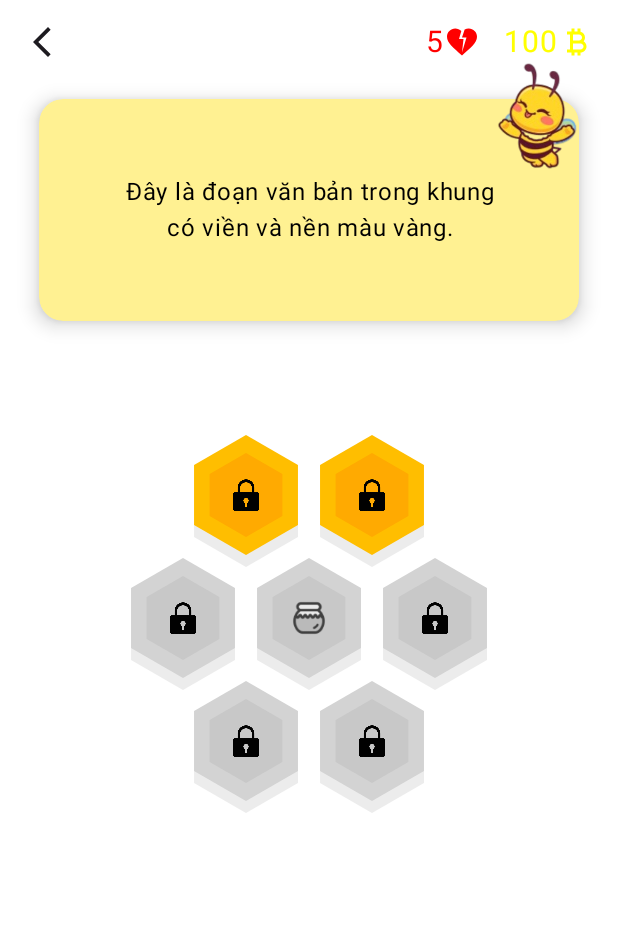
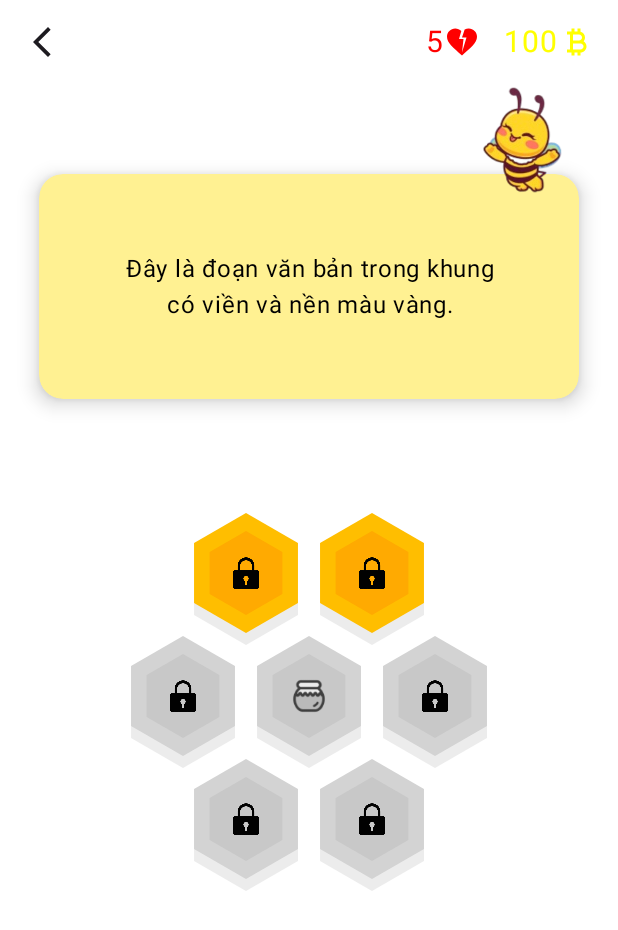
Before and after one commit to Coammcam/BeesLearn, an Android app built with Jetpack Compose: the screen it shows after launch (PracticeOneScreen), on a phone screen of 412 x 824 dp. Shown: the top 930 px of the screen. Run offline under Robolectric (Android 15) with nearby library versions, the phone set to English and light mode, and no system bars.

Commit message:
add BeeAnimaComponent

```diff
--- /dev/null
+++ b/app/src/main/java/fpl/md07/beeslearn/components/BeeAnimaComponent.kt
@@ -0,0 +1,65 @@
+package fpl.md07.beeslearn.components
+
+import androidx.compose.foundation.Image
+import androidx.compose.foundation.layout.Box
+import androidx.compose.foundation.layout.offset
+import androidx.compose.foundation.layout.size
+import androidx.compose.runtime.Composable
+import androidx.compose.runtime.remember
+import androidx.compose.ui.Alignment
+import androidx.compose.ui.Modifier
+import androidx.compose.ui.res.painterResource
+import androidx.compose.ui.unit.dp
+import androidx.compose.ui.graphics.graphicsLayer
+import androidx.compose.animation.core.*
+import androidx.compose.foundation.layout.fillMaxSize
+import androidx.compose.foundation.layout.padding
+import androidx.compose.runtime.getValue
+import androidx.compose.ui.draw.rotate
+import androidx.compose.ui.unit.IntOffset
+import androidx.compose.ui.unit.dp
+import fpl.md07.beeslearn.R
+
+@Composable
+fun BeeAnimaComponent(modifier: Modifier = Modifier) {
+    // Your existing BouncingBeee animation logic here
+    val infiniteTransition = rememberInfiniteTransition()
+
+    val verticalOffset by infiniteTransition.animateFloat(
+        initialValue = 0f,
+        targetValue = 30f,
+        animationSpec = infiniteRepeatable(
+            animation = tween(durationMillis = 1000, easing = FastOutSlowInEasing),
+            repeatMode = RepeatMode.Reverse
+        )
+    )
+
+    val horizontalOffset by infiniteTransition.animateFloat(
+        initialValue = 0f,
+        targetValue = 15f,
+        animationSpec = infiniteRepeatable(
+            animation = tween(durationMillis = 2000, easing = LinearEasing),
+            repeatMode = RepeatMode.Reverse
+        )
+    )
+
+    val rotation by infiniteTransition.animateFloat(
+        initialValue = -5f,
+        targetValue = 5f,
+        animationSpec = infiniteRepeatable(
+            animation = tween(durationMillis = 500, easing = LinearEasing),
+            repeatMode = RepeatMode.Reverse
+        )
+    )
+
+    Box(modifier = modifier) { // Apply the modifier to the Box
+        Image(
+            painter = painterResource(id = R.drawable.ani1_picture), // Replace with your bee image resource
+            contentDescription = "Bouncing Bee",
+            modifier = Modifier
+                .size(100.dp)
+                .offset(x = horizontalOffset.dp, y = -verticalOffset.dp)
+                .rotate(rotation)
+        )
+    }
+}
--- a/app/src/main/java/fpl/md07/beeslearn/components/TextBoxComponent.kt
+++ b/app/src/main/java/fpl/md07/beeslearn/components/TextBoxComponent.kt
@@ -19,14 +19,11 @@ import androidx.compose.ui.text.style.TextAlign
 import androidx.compose.ui.unit.dp
 
 @Composable
-fun TextBoxComponent() {
-    Spacer(modifier = Modifier.height(50.dp))
-
+fun TextBoxComponent(modifier: Modifier = Modifier) {
     Box(
-        modifier = Modifier
+        modifier = modifier // Apply the passed modifier to the Box
             .shadow(8.dp, shape = RoundedCornerShape(16.dp)) // Add shadow here
-            .background(Color(android.graphics.Color.parseColor("#FFF192")), shape = RoundedCornerShape(16.dp)) // Background color from HEX code with rounded corners
-//            .border(BorderStroke(2.dp, Color.White), shape = RoundedCornerShape(16.dp)) // Border with rounded corners
+            .background(Color(android.graphics.Color.parseColor("#FFF192")), shape = RoundedCornerShape(16.dp)) // Background color
             .padding(50.dp) // Inner padding
             .clip(RoundedCornerShape(16.dp)) // Clip shape with rounded corners
     ) {
--- a/app/src/main/java/fpl/md07/beeslearn/screens/PracticeOneScreen.kt
+++ b/app/src/main/java/fpl/md07/beeslearn/screens/PracticeOneScreen.kt
@@ -45,7 +45,7 @@ import fpl.md07.beeslearn.components.IconTopComponent
 import kotlin.math.cos
 import kotlin.math.sin
 import fpl.md07.beeslearn.components.TextBoxComponent
-
+import fpl.md07.beeslearn.components.BeeAnimaComponent
 class PracticeOneScreen : ComponentActivity() {
     override fun onCreate(savedInstanceState: Bundle?) {
         super.onCreate(savedInstanceState)
@@ -53,7 +53,7 @@ class PracticeOneScreen : ComponentActivity() {
             MaterialTheme {
                 Surface {
                     BeeGameScreen() // Call your Compose screen here
-                    BeeAnimationScreen1()
+
                 }
             }
         }
@@ -74,8 +74,22 @@ fun BeeGameScreen() {
 
         Spacer(modifier = Modifier.height(16.dp))
 
+
         Box(modifier = Modifier.padding(10.dp)) { // Adjust padding as needed
-            TextBoxComponent()
+            // Use the Bee Animation Component at the top left
+            TextBoxComponent(
+                modifier = Modifier
+                    .fillMaxWidth() // Fill the width of the parent
+                    .height(200.dp) // Set a specific height for the text box
+                    .padding(top = 50.dp) // Adjust padding to avoid overlap if needed
+            )
+            BeeAnimaComponent(
+                modifier = Modifier
+                    .align(Alignment.TopEnd) // Align to top end (right corner)
+                    .size(200.dp) // Increase the size of the bee image
+                    .padding(top = 10.dp, start = 100.dp) // Optional padding from the top and left
+
+            )
         }
         Spacer(modifier = Modifier.height(16.dp))
 
@@ -117,64 +131,6 @@ fun BeeAndHexGrid() {
 
     // Hexagonal grid with center hexagon and surrounding ones
     HexGrid()
-}
-
-// animation
-@Composable
-fun BouncingBeee(modifier: Modifier = Modifier) {
-    val infiniteTransition = rememberInfiniteTransition()
-
-    val verticalOffset by infiniteTransition.animateFloat(
-        initialValue = 0f,
-        targetValue = 30f,
-        animationSpec = infiniteRepeatable(
-            animation = tween(durationMillis = 1000, easing = FastOutSlowInEasing),
-            repeatMode = RepeatMode.Reverse
-        )
-    )
-
-    val horizontalOffset by infiniteTransition.animateFloat(
-        initialValue = 0f,
-        targetValue = 15f,
-        animationSpec = infiniteRepeatable(
-            animation = tween(durationMillis = 2000, easing = LinearEasing),
-            repeatMode = RepeatMode.Reverse
-        )
-    )
-
-    val rotation by infiniteTransition.animateFloat(
-        initialValue = -5f,
-        targetValue = 5f,
-        animationSpec = infiniteRepeatable(
-            animation = tween(durationMillis = 500, easing = LinearEasing),
-            repeatMode = RepeatMode.Reverse
-        )
-    )
-
-
-    Box(modifier = modifier) {
-        Image(
-            painter = painterResource(id = R.drawable.ani1_picture), // Replace with your bee image resource
-            contentDescription = "Bouncing Bee",
-            modifier = Modifier
-                .size(100.dp)
-                .offset(x = horizontalOffset.dp, y = -verticalOffset.dp)
-                .rotate(rotation)
-        )
-    }
-}
-
-@Composable
-fun BeeAnimationScreen1() {
-    Box(
-        modifier = Modifier.fillMaxSize()
-    ) {
-        BouncingBeee(
-            modifier = Modifier
-                .align(Alignment.TopEnd)
-                .padding(top = 60.dp, end = 16.dp) // Thêm khoảng cách 50dp từ trên
-        )
-    }
 }
 
 
```
